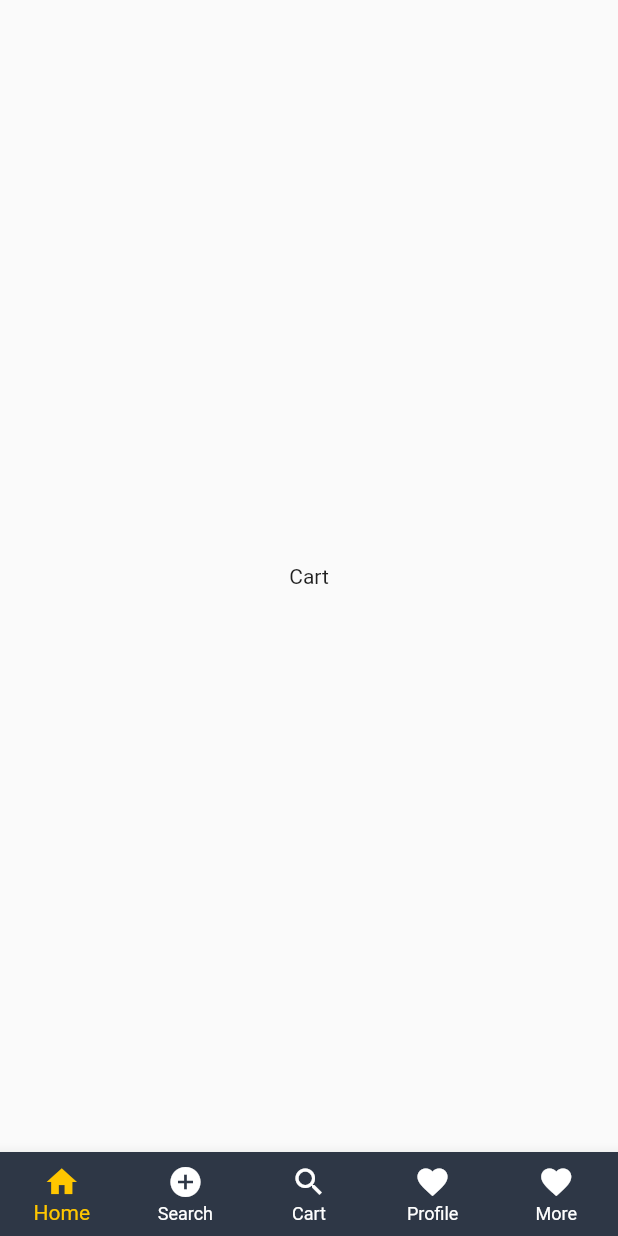
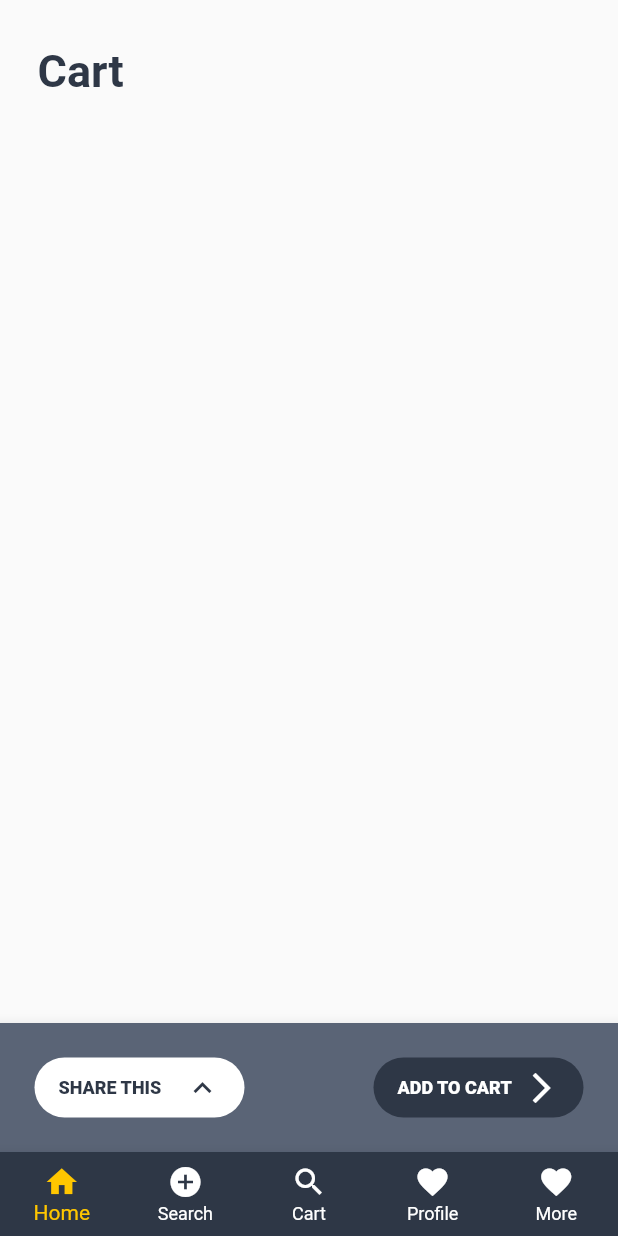
Before and after one commit to artbarbosa/store_app_devnology_clean_architecture, a Flutter app: the screen it shows after launch, swiped to page 3, on a phone screen of 412 x 824 dp. Run offline on Flutter 3.47's test engine with Material 2 defaults, Android fonts, the phone set to English and light mode, and no system bars; our stand-ins replace get_it, google_fonts.

Commit message:
add cart

```diff
--- a/lib/app/_design_system/widgets/buttons/custom_secondary_buton_widget.dart
+++ b/lib/app/_design_system/widgets/buttons/custom_secondary_buton_widget.dart
@@ -3,10 +3,10 @@ import 'package:flutter/material.dart';
 import '../../colors/app_colors_const.dart';
 import '../../text_styles/text_styles_const.dart';
 
-class CustomPrimaryButtonWidget extends StatelessWidget {
+class CustomSecondaryButtonWidget extends StatelessWidget {
   final String titleButton;
   final dynamic onPressed;
-  const CustomPrimaryButtonWidget({
+  const CustomSecondaryButtonWidget({
     Key? key,
     required this.titleButton,
     required this.onPressed,
--- a/lib/app/core/shared/ui/widgets/custom_page_view.dart
+++ b/lib/app/core/shared/ui/widgets/custom_page_view.dart
@@ -2,6 +2,7 @@ import 'package:flutter/material.dart';
 import 'package:get_it/get_it.dart';
 
 import '../../../../_design_system/widgets/bottom_navigation_bart/custom_bottom_navigation_bar_widget.dart';
+import '../../../../modules/cart/presentation/router/cart_router.dart';
 import '../../../../modules/home/presentation/routers/home_router.dart';
 import '../controllers/custom_bottom_navigation_bar_controller.dart';
 
@@ -42,20 +43,7 @@ class _CustomPageViewState extends State<CustomPageView> {
             },
           ),
         ),
-        Scaffold(
-          body: const Center(
-            child: Text('Cart'),
-          ),
-          bottomNavigationBar: ValueListenableBuilder<int>(
-            valueListenable: controller,
-            builder: (context, value, _) {
-              return CustomBottomNavigationBar(
-                currentIndex: value,
-                onTap: (value) => controller.changePage(value),
-              );
-            },
-          ),
-        ),
+        const CartRouter(),
         Scaffold(
           body: const Center(
             child: Text('Profile'),
--- /dev/null
+++ b/lib/app/modules/cart/presentation/router/cart_router.dart
@@ -0,0 +1,14 @@
+import 'package:flutter/material.dart';
+
+import '../ui/container/cart_container_page.dart';
+
+class CartRouter extends StatelessWidget {
+  const CartRouter({
+    Key? key,
+  }) : super(key: key);
+
+  @override
+  Widget build(BuildContext context) {
+    return CartContainerPage();
+  }
+}
--- /dev/null
+++ b/lib/app/modules/cart/presentation/ui/container/cart_container_page.dart
@@ -0,0 +1,73 @@
+import 'package:flutter/material.dart';
+import 'package:get_it/get_it.dart';
+import 'package:store_app_devnology/app/_design_system/text_styles/text_styles_const.dart';
+
+import '../../../../../_design_system/colors/app_colors_const.dart';
+import '../../../../../_design_system/widgets/bottom_navigation_bart/custom_bottom_navigation_bar_widget.dart';
+import '../../../../../_design_system/widgets/buttons/custom_primary_button_widget.dart';
+import '../../../../../_design_system/widgets/buttons/custom_secondary_buton_widget.dart';
+import '../../../../../core/shared/ui/controllers/custom_bottom_navigation_bar_controller.dart';
+
+class CartContainerPage extends StatelessWidget {
+  CartContainerPage({Key? key}) : super(key: key);
+
+  final controllerBottomNavigation =
+      GetIt.I.get<CustomBottomNavigationBarController>();
+
+  @override
+  Widget build(BuildContext context) {
+    return Scaffold(
+      body: Column(
+        crossAxisAlignment: CrossAxisAlignment.start,
+        children: [
+          Padding(
+            padding: const EdgeInsets.only(left: 25, right: 25, top: 30),
+            child: Column(
+              crossAxisAlignment: CrossAxisAlignment.start,
+              children: [
+                Text(
+                  'Cart',
+                  style: TextStylesConst.titleHome,
+                ),
+              ],
+            ),
+          ),
+          const Spacer(),
+          BottomAppBar(
+            child: Container(
+              height: 86,
+              color: ColorsConst.secondary,
+              child: Padding(
+                padding: const EdgeInsets.symmetric(horizontal: 23),
+                child: Row(
+                  mainAxisAlignment: MainAxisAlignment.spaceBetween,
+                  children: [
+                    CustomSecondaryButtonWidget(
+                      onPressed: () {},
+                      titleButton: 'SHARE THIS',
+                    ),
+                    CustomPrimaryButtonWidget(
+                      onPressed: () {
+                        Navigator.of(context).pop();
+                      },
+                      titleButton: 'ADD TO CART',
+                    ),
+                  ],
+                ),
+              ),
+            ),
+          ),
+        ],
+      ),
+      bottomNavigationBar: ValueListenableBuilder<int>(
+        valueListenable: controllerBottomNavigation,
+        builder: (context, value, _) {
+          return CustomBottomNavigationBar(
+            currentIndex: value,
+            onTap: (value) => controllerBottomNavigation.changePage(value),
+          );
+        },
+      ),
+    );
+  }
+}
```
Also changed, not shown: lib/app/modules/home/submodules/details/presentation/ui/containers/detail_container.dart (+32 -1 lines), lib/app/modules/home/submodules/details/presentation/ui/controllers/detail_controller.dart (renamed from lib/app/modules/home/submodules/details/presentation/ui/controlollers/detail_controller.dart).
